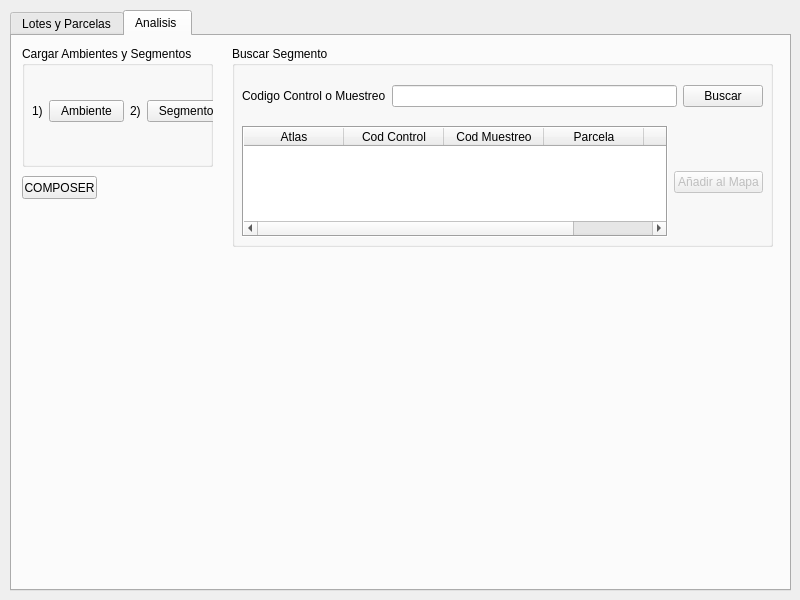
Before: the Qt Designer form ui/agrae_main.ui in franciscocontreras93/agrae, drawn with Qt 5.
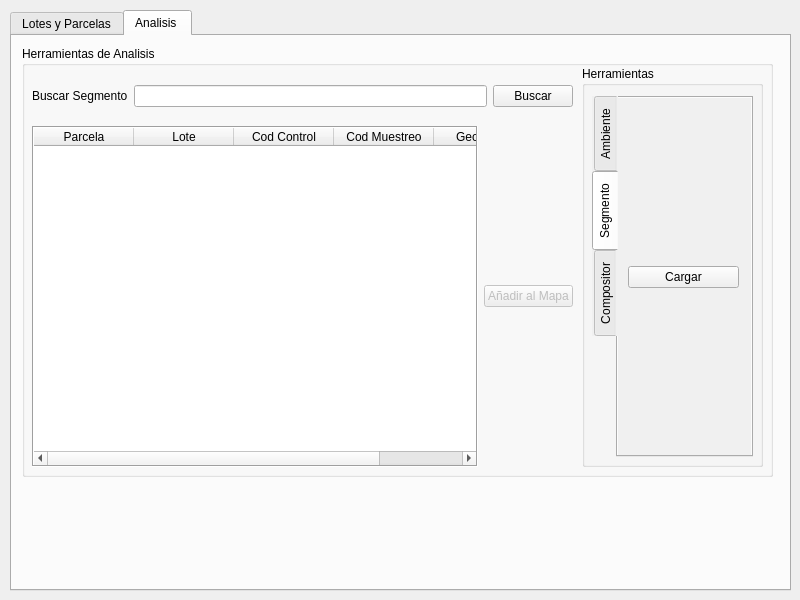
After: the same form once the commit is applied. The open tabs and pages were chosen to show the change.

Patch:
```diff
--- a/ui/agrae_main.ui
+++ b/ui/agrae_main.ui
@@ -1350,99 +1350,27 @@
     <attribute name="title">
      <string>Analisis </string>
     </attribute>
-    <widget class="QPushButton" name="pushButton_2">
-     <property name="geometry">
-      <rect>
-       <x>10</x>
-       <y>140</y>
-       <width>75</width>
-       <height>23</height>
-      </rect>
-     </property>
-     <property name="text">
-      <string>COMPOSER</string>
-     </property>
-    </widget>
-    <widget class="QGroupBox" name="groupBox_4">
-     <property name="geometry">
-      <rect>
-       <x>10</x>
-       <y>10</y>
-       <width>191</width>
-       <height>121</height>
-      </rect>
-     </property>
-     <property name="title">
-      <string>Cargar Ambientes y Segmentos</string>
-     </property>
-     <widget class="QWidget" name="gridLayoutWidget_10">
-      <property name="geometry">
-       <rect>
-        <x>10</x>
-        <y>20</y>
-        <width>190</width>
-        <height>91</height>
-       </rect>
-      </property>
-      <layout class="QGridLayout" name="gridLayout_10" columnstretch="0,0,0,0">
-       <property name="sizeConstraint">
-        <enum>QLayout::SetDefaultConstraint</enum>
-       </property>
-       <item row="0" column="1">
-        <widget class="QPushButton" name="pushButton_3">
-         <property name="text">
-          <string>Ambiente</string>
-         </property>
-        </widget>
-       </item>
-       <item row="0" column="0">
-        <widget class="QLabel" name="label_41">
-         <property name="text">
-          <string>1)</string>
-         </property>
-        </widget>
-       </item>
-       <item row="0" column="2">
-        <widget class="QLabel" name="label_42">
-         <property name="text">
-          <string>2)</string>
-         </property>
-        </widget>
-       </item>
-       <item row="0" column="3">
-        <widget class="QPushButton" name="pushButton_4">
-         <property name="enabled">
-          <bool>true</bool>
-         </property>
-         <property name="text">
-          <string> Segmento</string>
-         </property>
-        </widget>
-       </item>
-      </layout>
-     </widget>
-    </widget>
     <widget class="QGroupBox" name="groupBox_3">
      <property name="geometry">
       <rect>
-       <x>220</x>
+       <x>10</x>
        <y>10</y>
-       <width>541</width>
-       <height>201</height>
+       <width>751</width>
+       <height>431</height>
       </rect>
      </property>
      <property name="styleSheet">
       <string notr="true"/>
      </property>
      <property name="title">
-      <string>Buscar Segmento </string>
+      <string>Herramientas de Analisis</string>
      </property>
      <widget class="QWidget" name="gridLayoutWidget_11">
       <property name="geometry">
        <rect>
         <x>10</x>
         <y>30</y>
-        <width>521</width>
+        <width>541</width>
         <height>41</height>
        </rect>
       </property>
@@ -1464,23 +1392,33 @@
        <item row="0" column="0">
         <widget class="QLabel" name="label_43">
          <property name="text">
-          <string>Codigo Control o Muestreo</string>
+          <string>Buscar Segmento</string>
          </property>
         </widget>
        </item>
       </layout>
      </widget>
-     <widget class="QWidget" name="gridLayoutWidget_12">
+     <widget class="QWidget" name="gridLayoutWidget_10">
       <property name="geometry">
        <rect>
         <x>10</x>
         <y>80</y>
-        <width>521</width>
-        <height>111</height>
+        <width>541</width>
+        <height>341</height>
        </rect>
       </property>
-      <layout class="QGridLayout" name="gridLayout_12" rowstretch="0,0,0" columnstretch="2,0">
-       <item row="0" column="0" rowspan="3">
+      <layout class="QGridLayout" name="gridLayout_10">
+       <item row="0" column="1">
+        <widget class="QPushButton" name="btn_add_layer_2">
+         <property name="enabled">
+          <bool>false</bool>
+         </property>
+         <property name="text">
+          <string>Añadir al Mapa</string>
+         </property>
+        </widget>
+       </item>
+       <item row="0" column="0">
         <widget class="QTableWidget" name="tableWidget_2">
          <property name="contextMenuPolicy">
           <enum>Qt::CustomContextMenu</enum>
@@ -1517,7 +1455,12 @@
          </property>
          <column>
           <property name="text">
-           <string>Atlas</string>
+           <string>Parcela</string>
+          </property>
+         </column>
+         <column>
+          <property name="text">
+           <string>Lote</string>
           </property>
          </column>
          <column>
@@ -1530,11 +1473,6 @@
            <string>Cod Muestreo</string>
           </property>
          </column>
-         <column>
-          <property name="text">
-           <string>Parcela</string>
-          </property>
-         </column>
          <column>
           <property name="text">
            <string>Geometria</string>
@@ -1542,18 +1480,115 @@
          </column>
         </widget>
        </item>
-       <item row="1" column="1">
-        <widget class="QPushButton" name="btn_add_layer_2">
-         <property name="enabled">
-          <bool>false</bool>
-         </property>
-         <property name="text">
-          <string>Añadir al Mapa</string>
-         </property>
-        </widget>
-       </item>
       </layout>
      </widget>
+     <widget class="QGroupBox" name="groupBox_4">
+      <property name="geometry">
+       <rect>
+        <x>560</x>
+        <y>20</y>
+        <width>181</width>
+        <height>401</height>
+       </rect>
+      </property>
+      <property name="title">
+       <string>Herramientas</string>
+      </property>
+      <widget class="QTabWidget" name="tabWidget">
+       <property name="geometry">
+        <rect>
+         <x>10</x>
+         <y>30</y>
+         <width>161</width>
+         <height>361</height>
+        </rect>
+       </property>
+       <property name="styleSheet">
+        <string notr="true">background-color: rgb(240, 240, 240);</string>
+       </property>
+       <property name="tabPosition">
+        <enum>QTabWidget::West</enum>
+       </property>
+       <property name="currentIndex">
+        <number>1</number>
+       </property>
+       <widget class="QWidget" name="tabWidgetPage1" native="true">
+        <attribute name="title">
+         <string>Ambiente</string>
+        </attribute>
+        <widget class="QWidget" name="verticalLayoutWidget">
+         <property name="geometry">
+          <rect>
+           <x>10</x>
+           <y>9</y>
+           <width>111</width>
+           <height>341</height>
+          </rect>
+         </property>
+         <layout class="QVBoxLayout" name="verticalLayout">
+          <item>
+           <widget class="QPushButton" name="pushButton_3">
+            <property name="text">
+             <string>Cargar</string>
+            </property>
+           </widget>
+          </item>
+         </layout>
+        </widget>
+       </widget>
+       <widget class="QWidget" name="tabWidgetPage2" native="true">
+        <attribute name="title">
+         <string>Segmento</string>
+        </attribute>
+        <widget class="QWidget" name="verticalLayoutWidget_2">
+         <property name="geometry">
+          <rect>
+           <x>10</x>
+           <y>9</y>
+           <width>111</width>
+           <height>341</height>
+          </rect>
+         </property>
+         <layout class="QVBoxLayout" name="verticalLayout_2">
+          <item>
+           <widget class="QPushButton" name="pushButton_4">
+            <property name="enabled">
+             <bool>true</bool>
+            </property>
+            <property name="text">
+             <string>Cargar</string>
+            </property>
+           </widget>
+          </item>
+         </layout>
+        </widget>
+       </widget>
+       <widget class="QWidget" name="tabWidgetPage3" native="true">
+        <attribute name="title">
+         <string>Compositor</string>
+        </attribute>
+        <widget class="QWidget" name="verticalLayoutWidget_3">
+         <property name="geometry">
+          <rect>
+           <x>10</x>
+           <y>9</y>
+           <width>111</width>
+           <height>341</height>
+          </rect>
+         </property>
+         <layout class="QVBoxLayout" name="verticalLayout_3">
+          <item>
+           <widget class="QPushButton" name="pushButton_2">
+            <property name="text">
+             <string>Generar</string>
+            </property>
+           </widget>
+          </item>
+         </layout>
+        </widget>
+       </widget>
+      </widget>
+     </widget>
     </widget>
    </widget>
   </widget>
```
Left out of the diff: 107 changed lines with no effect on the pictures.
